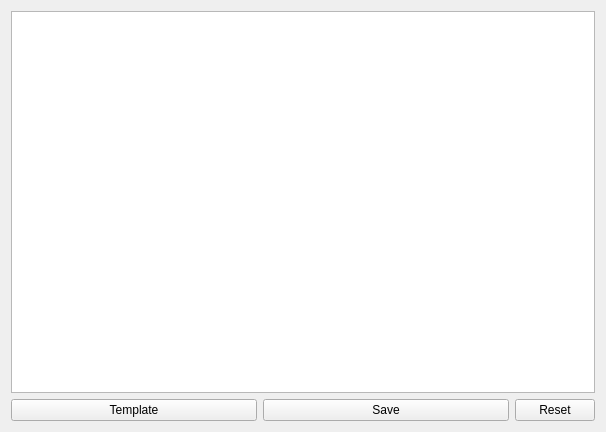
Qt form UI/EditPopup.ui (caerulea3/ERSupporter) before a commit.
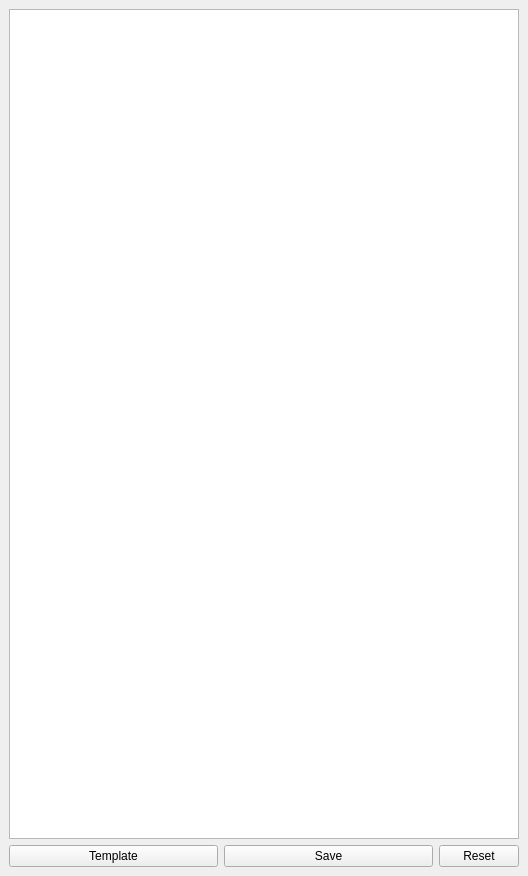
The same form after that commit.

Diff of the .ui file:
```diff
--- a/UI/EditPopup.ui
+++ b/UI/EditPopup.ui
@@ -1,18 +1,19 @@
 <?xml version="1.0" encoding="UTF-8"?>
 <ui version="4.0">
- <class>Form</class>
- <widget class="QWidget" name="Form">
+ <class>MainWindow</class>
+ <widget class="QMainWindow" name="MainWindow">
   <property name="geometry">
    <rect>
     <x>0</x>
     <y>0</y>
-    <width>606</width>
-    <height>432</height>
+    <width>528</width>
+    <height>876</height>
    </rect>
   </property>
   <property name="windowTitle">
    <string>Form</string>
   </property>
+  <widget class="QWidget" name="centralwidget">
   <layout class="QGridLayout" name="gridLayout">
    <item row="0" column="0" colspan="3">
     <widget class="QTextEdit" name="textEdit"/>
@@ -50,7 +51,11 @@
      </property>
     </widget>
    </item>
-  </layout>
+    <item row="0" column="0" colspan="3">
+     <widget class="QTextEdit" name="textEdit"/>
+    </item>
+   </layout>
+  </widget>
  </widget>
  <resources/>
  <connections/>
```
Left out of the diff: 5 changed lines with no effect on the pictures. Lines whose indentation alone changed are shown as unchanged.
